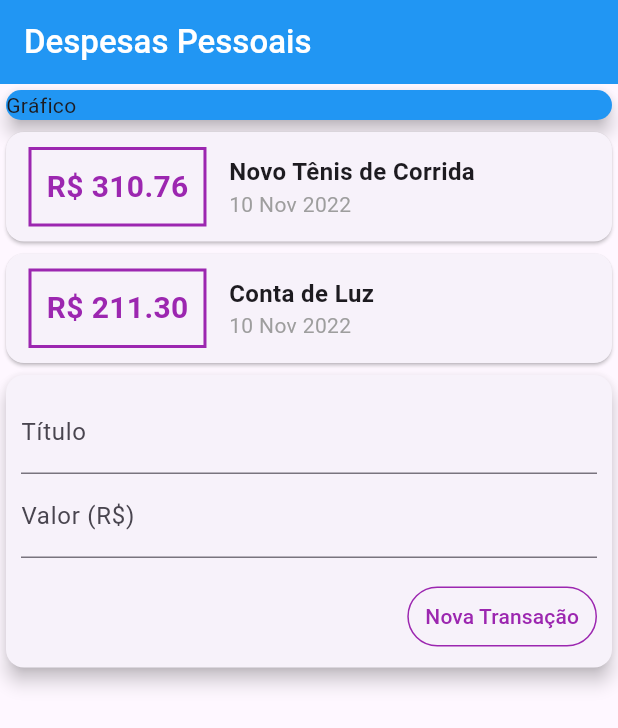
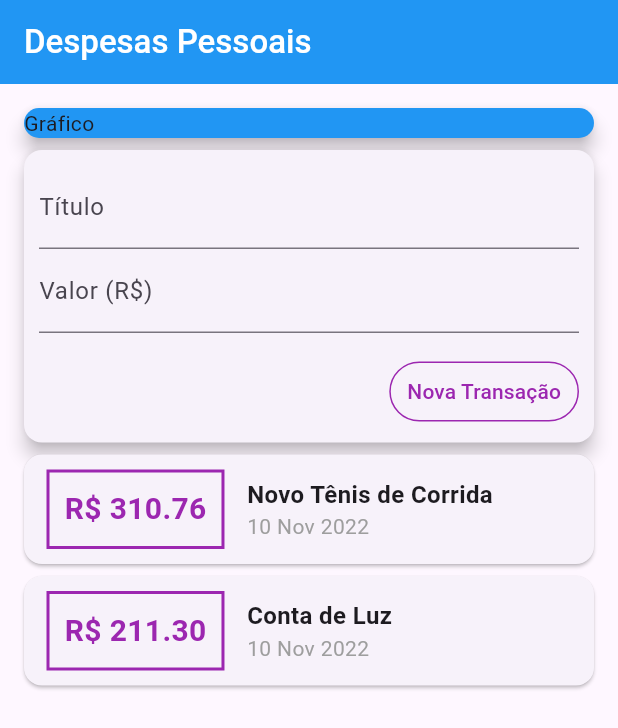
Before and after one commit to GabrielSchiavo/personal-expenses-app, a Flutter app: the screen it shows after launch, after a tap on "Nova Transação", on a phone screen of 412 x 824 dp. Shown: the top 728 px of the screen. Run offline on Flutter 3.47's test engine with Material 2 defaults, Android fonts, the phone set to English and light mode, and no system bars.

Commit message:
Divisão do app em components, adição de nova transação a partir do form e melhorias de desempenho

```diff
--- /dev/null
+++ b/lib/components/transaction_form.dart
@@ -0,0 +1,74 @@
+import 'package:flutter/material.dart';
+
+class TransactionForm extends StatelessWidget {
+  final titleController = TextEditingController();
+  final valueController = TextEditingController();
+
+  final void Function(String, double) onSubmit;
+
+  TransactionForm(this.onSubmit, {super.key});
+
+  _submitForm() {
+    final title = titleController.text;
+    final value = double.tryParse(valueController.text) ?? 0.0;
+
+    if (title.isEmpty || value <= 0) {
+      return;
+    }
+
+    onSubmit(title, value);
+  }
+
+  @override
+  Widget build(BuildContext context) {
+    return Card(
+      elevation: 5,
+      child: Padding(
+        padding: const EdgeInsets.all(10),
+        child: Column(
+          children: [
+            TextField(
+              controller: titleController,
+              onSubmitted: (_) => _submitForm(),
+              decoration: const InputDecoration(
+                labelText: 'Título',
+              ),
+            ),
+            TextField(
+              controller: valueController,
+              keyboardType:
+                  const TextInputType.numberWithOptions(decimal: true),
+              onSubmitted: (_) => _submitForm(),
+              decoration: const InputDecoration(
+                labelText: 'Valor (R\$)',
+              ),
+            ),
+            Row(
+              mainAxisAlignment: MainAxisAlignment.end,
+              children: [
+                Padding(
+                  padding: const EdgeInsets.fromLTRB(0, 15, 0, 0),
+                  child: TextButton(
+                    style: TextButton.styleFrom(
+                      side: const BorderSide(
+                        width: 1,
+                        color: Colors.purple,
+                      ),
+                    ),
+                    onPressed: _submitForm,
+                    child: const Text(
+                      'Nova Transação',
+                      style: TextStyle(
+                        color: Colors.purple,
+                      ),
+                    ),
+                  ),
+                ),
+              ],
+            )
+          ],
+        ),
+      ),
+    );
+  }
+}
--- /dev/null
+++ b/lib/components/transaction_list.dart
@@ -0,0 +1,66 @@
+import 'package:flutter/material.dart';
+import '../models/transaction.dart';
+import 'package:intl/intl.dart';
+
+class TransactionList extends StatelessWidget {
+  final List<Transaction> transactions;
+
+  const TransactionList(this.transactions, {super.key});
+
+  @override
+  Widget build(BuildContext context) {
+    return SizedBox(
+      height: 450,
+      child: ListView.builder(
+        itemCount: transactions.length,
+        //Renderiza somente os itens que estiveremm aparecendo na tela
+        itemBuilder: (ctx, index) {
+          final tr = transactions[index];
+          return Card(
+            child: Row(
+              children: <Widget>[
+                Container(
+                  margin:
+                      const EdgeInsets.symmetric(horizontal: 15, vertical: 10),
+                  decoration: BoxDecoration(
+                    border: Border.all(
+                      color: Colors.purple,
+                      width: 2,
+                    ),
+                  ),
+                  padding: const EdgeInsets.all(10),
+                  child: Text(
+                    "R\$ ${tr.value.toStringAsFixed(2)}",
+                    style: const TextStyle(
+                      fontWeight: FontWeight.bold,
+                      fontSize: 20,
+                      color: Colors.purple,
+                    ),
+                  ),
+                ),
+                Column(
+                  crossAxisAlignment: CrossAxisAlignment.start,
+                  children: <Widget>[
+                    Text(
+                      tr.title,
+                      style: const TextStyle(
+                        fontWeight: FontWeight.bold,
+                        fontSize: 16,
+                      ),
+                    ),
+                    Text(
+                      DateFormat('d MMM y').format(tr.date),
+                      style: const TextStyle(
+                        color: Colors.grey,
+                      ),
+                    ),
+                  ],
+                ),
+              ],
+            ),
+          );
+        },
+      ),
+    );
+  }
+}
--- /dev/null
+++ b/lib/components/transaction_user.dart
@@ -0,0 +1,54 @@
+import 'dart:math';
+
+import 'package:flutter/material.dart';
+
+import 'transaction_form.dart';
+import 'transaction_list.dart';
+import '../models/transaction.dart';
+
+class TransactinUser extends StatefulWidget {
+  const TransactinUser({super.key});
+
+  @override
+  State<TransactinUser> createState() => _TransactinUserState();
+}
+
+class _TransactinUserState extends State<TransactinUser> {
+  final _transactions = [
+    Transaction(
+      id: 't1',
+      title: 'Novo Tênis de Corrida',
+      value: 310.76,
+      date: DateTime.now(),
+    ),
+    Transaction(
+      id: 't2',
+      title: 'Conta de Luz',
+      value: 211.30,
+      date: DateTime.now(),
+    ),
+  ];
+
+  _addTransaction(String title, double value) {
+    final newTrasantion = Transaction(
+      id: Random().nextDouble().toString(),
+      title: title,
+      value: value,
+      date: DateTime.now(),
+    );
+
+    setState(() {
+      _transactions.add(newTrasantion);
+    });
+  }
+
+  @override
+  Widget build(BuildContext context) {
+    return Column(
+      children: <Widget>[
+        TransactionForm(_addTransaction),
+        TransactionList(_transactions),
+      ],
+    );
+  }
+}
--- a/lib/main.dart
+++ b/lib/main.dart
@@ -1,6 +1,6 @@
-import './models/transaction.dart';
 import 'package:flutter/material.dart';
-import 'package:intl/intl.dart';
+import 'components/transaction_user.dart';
+
 
 main() => runApp(const ExpensesApp());
 
@@ -11,27 +11,13 @@ class ExpensesApp extends StatelessWidget {
   Widget build(BuildContext context) {
     return MaterialApp(
       theme: ThemeData(useMaterial3: true),
-      home: MyHomePage(),
+      home: const MyHomePage(),
     );
   }
 }
 
 class MyHomePage extends StatelessWidget {
-  MyHomePage({super.key});
-  final _transactions = [
-    Transaction(
-      id: 't1',
-      title: 'Novo Tênis de Corrida',
-      value: 310.76,
-      date: DateTime.now(),
-    ),
-    Transaction(
-      id: 't2',
-      title: 'Conta de Luz',
-      value: 211.30,
-      date: DateTime.now(),
-    ),
-  ];
+  const MyHomePage({super.key});
 
   @override
   Widget build(BuildContext context) {
@@ -42,117 +28,23 @@ class MyHomePage extends StatelessWidget {
         backgroundColor: Colors.blue,
         foregroundColor: Colors.white,
       ),
-      body: Column(
+      body: SingleChildScrollView(
+        child: Padding(
+          padding: const EdgeInsets.all(12),
+          child: Column(
             crossAxisAlignment: CrossAxisAlignment.stretch,
-        children: <Widget>[
-          const SizedBox(
+            children: const <Widget>[
+              SizedBox(
                 child: Card(
                   color: Colors.blue,
                   elevation: 5,
                   child: Text('Gráfico'),
                 ),
               ),
-          Column(
-            children: _transactions.map((tr) {
-              return Card(
-                child: Row(
-                  children: <Widget>[
-                    Container(
-                      margin: const EdgeInsets.symmetric(
-                          horizontal: 15, vertical: 10),
-                      decoration: BoxDecoration(
-                        border: Border.all(
-                          color: Colors.purple,
-                          width: 2,
-                        ),
-                      ),
-                      padding: const EdgeInsets.all(10),
-                      child: Text(
-                        "R\$ ${tr.value.toStringAsFixed(2)}",
-                        style: const TextStyle(
-                          fontWeight: FontWeight.bold,
-                          fontSize: 20,
-                          color: Colors.purple,
-                        ),
-                      ),
-                    ),
-                    Column(
-                      crossAxisAlignment: CrossAxisAlignment.start,
-                      children: <Widget>[
-                        Text(
-                          tr.title,
-                          style: const TextStyle(
-                            fontWeight: FontWeight.bold,
-                            fontSize: 16,
-                          ),
-                        ),
-                        Text(
-                          DateFormat('d MMM y').format(tr.date),
-                          style: const TextStyle(
-                            color: Colors.grey,
-                          ),
-                        ),
-                      ],
-                    ),
-                  ],
-                ),
-              );
-            }).toList(),
-
-            //OU
-
-            // children: <Widget>[
-            //   ..._transactions.map((tr) {
-            //     return Card(
-            //       child: Text(tr.title),
-            //     );
-            //   }).toList(),
-            // ],
-          ),
-          Card(
-            elevation: 5,
-            child: Padding(
-              padding: const EdgeInsets.all(10),
-              child: Column(
-                children: [
-                  const TextField(
-                    decoration: InputDecoration(
-                      labelText: 'Título',
-                    ),
-                  ),
-                  const TextField(
-                    decoration: InputDecoration(
-                      labelText: 'Valor (R\$)',
-                    ),
-                  ),
-                  Row(
-                    mainAxisAlignment: MainAxisAlignment.end,
-                    children: [
-                      Padding(
-                        padding: const EdgeInsets.fromLTRB(0, 15, 0, 0),
-                        child: TextButton(
-                          style: TextButton.styleFrom(
-                            side: const BorderSide(
-                              width: 1,
-                              color: Colors.purple,
-                            ),
-                          ),
-                          onPressed: () {},
-                          child: const Text(
-                            'Nova Transação',
-                            style: TextStyle(
-                              color: Colors.purple,
-                            ),
-                          ),
-                        ),
-                      ),
-                    ],
-                  )
+              TransactinUser(),
             ],
           ),
         ),
-          )
-        ],
       ),
     );
   }
```
Lines whose indentation alone changed are shown as unchanged.
